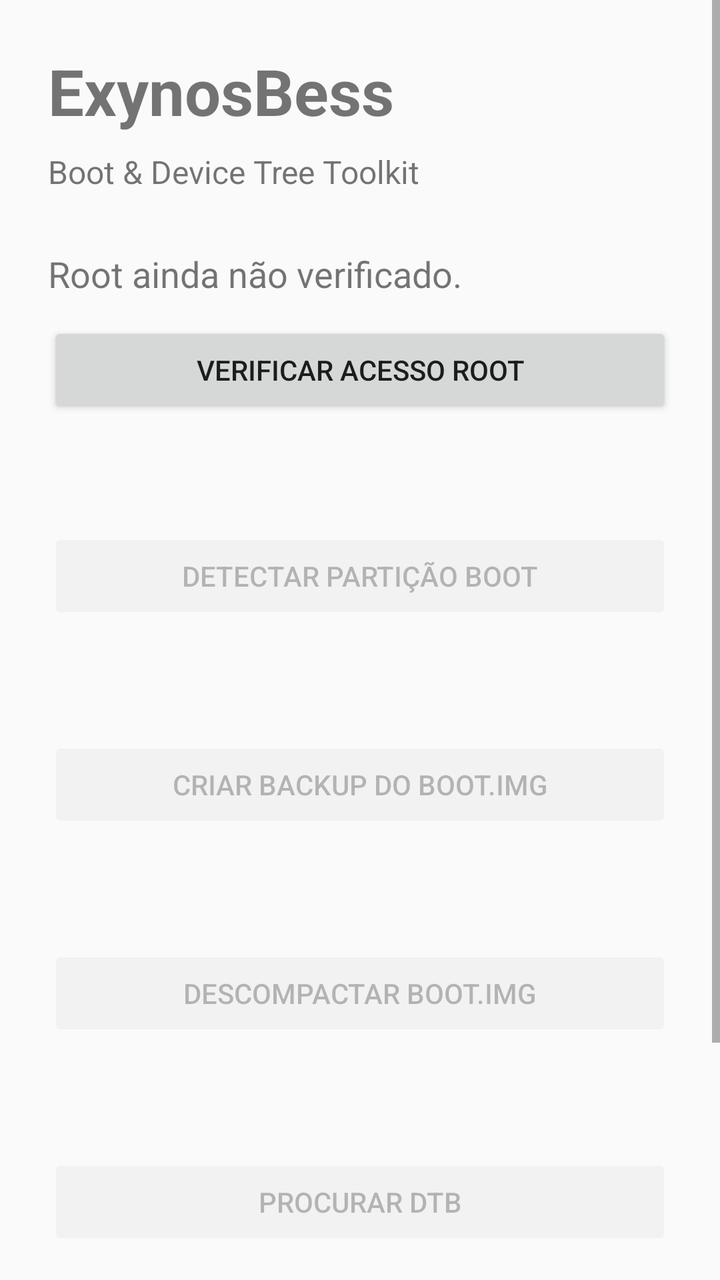
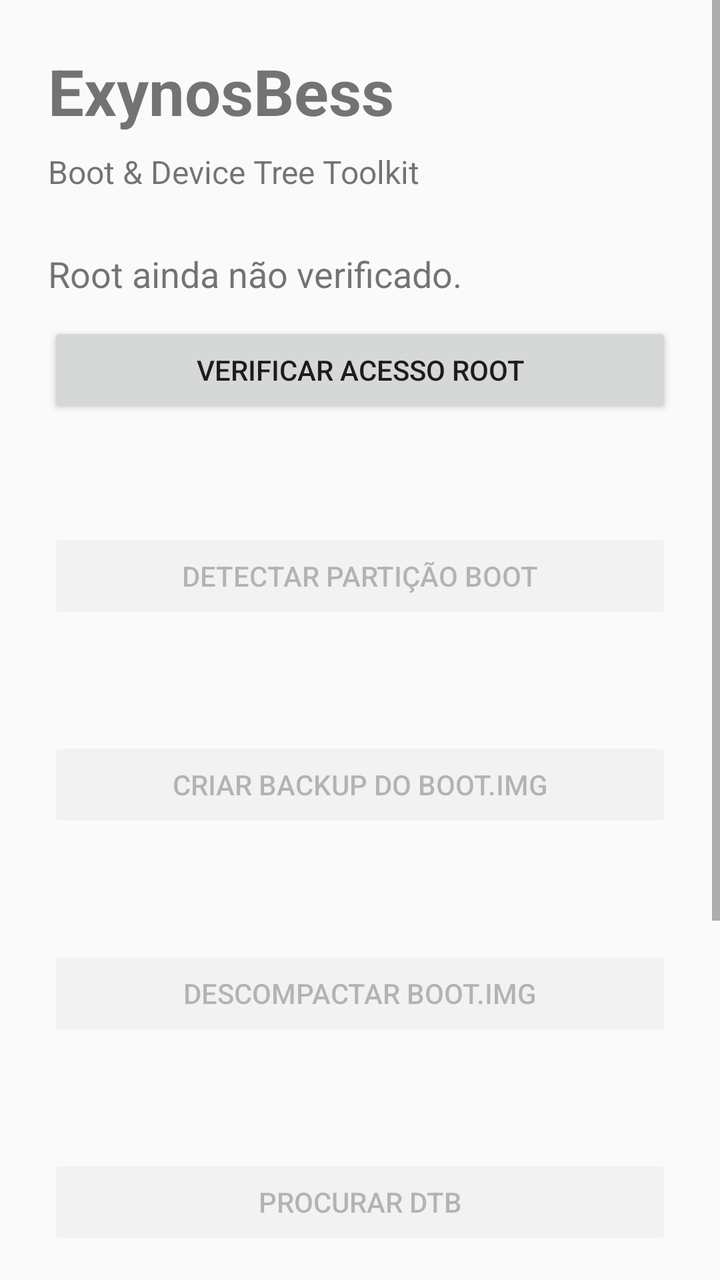

An Android layout rendered at two revisions. The XML below is the earlier revision; the diff shows what the commit changed to produce the second picture.
<!-- AndroidManifest.xml: application theme android:Theme.Material.Light.NoActionBar -->
<!-- res/layout/activity_main.xml -->
<?xml version="1.0" encoding="utf-8"?>
<ScrollView
    xmlns:android="http://schemas.android.com/apk/res/android"
    android:layout_width="match_parent"
    android:layout_height="match_parent">

    <LinearLayout
        android:layout_width="match_parent"
        android:layout_height="wrap_content"
        android:orientation="vertical"
        android:padding="24dp">

        <TextView
            android:id="@+id/title"
            android:layout_width="wrap_content"
            android:layout_height="wrap_content"
            android:text="ExynosBess"
            android:textSize="32sp"
            android:textStyle="bold"
            android:layout_marginBottom="8dp" />

        <TextView
            android:layout_width="wrap_content"
            android:layout_height="wrap_content"
            android:text="Boot &amp; Device Tree Toolkit"
            android:textSize="16sp"
            android:layout_marginBottom="28dp" />

        <TextView
            android:id="@+id/rootStatus"
            android:layout_width="match_parent"
            android:layout_height="wrap_content"
            android:text="Root ainda não verificado."
            android:textSize="18sp"
            android:layout_marginBottom="12dp" />

        <Button
            android:id="@+id/checkRootButton"
            android:layout_width="match_parent"
            android:layout_height="wrap_content"
            android:text="Verificar acesso root" />

        <TextView
            android:id="@+id/rootOutput"
            android:layout_width="match_parent"
            android:layout_height="wrap_content"
            android:text=""
            android:textSize="14sp"
            android:layout_marginTop="12dp"
            android:layout_marginBottom="24dp" />

        <Button
            android:id="@+id/detectBootButton"
            android:layout_width="match_parent"
            android:layout_height="wrap_content"
            android:text="Detectar partição boot"
            android:enabled="false" />

        <TextView
            android:id="@+id/bootStatus"
            android:layout_width="match_parent"
            android:layout_height="wrap_content"
            android:text=""
            android:textSize="15sp"
            android:layout_marginTop="12dp"
            android:layout_marginBottom="24dp" />

        <Button
            android:id="@+id/backupBootButton"
            android:layout_width="match_parent"
            android:layout_height="wrap_content"
            android:text="Criar backup do boot.img"
            android:enabled="false" />

        <TextView
            android:id="@+id/backupStatus"
            android:layout_width="match_parent"
            android:layout_height="wrap_content"
            android:text=""
            android:textSize="15sp"
            android:layout_marginTop="12dp" />

        <Button
            android:id="@+id/unpackBootButton"
            android:layout_width="match_parent"
            android:layout_height="wrap_content"
            android:text="Descompactar boot.img"
            android:enabled="false"
            android:layout_marginTop="24dp" />

        <TextView
            android:id="@+id/unpackStatus"
            android:layout_width="match_parent"
            android:layout_height="wrap_content"
            android:text=""
            android:textSize="15sp"
            android:layout_marginTop="12dp" />


        <Button
            android:id="@+id/scanDtbButton"
            android:layout_width="match_parent"
            android:layout_height="wrap_content"
            android:text="Procurar DTB"
            android:enabled="false"
            android:layout_marginTop="24dp" />

        <TextView
            android:id="@+id/dtbScanStatus"
            android:layout_width="match_parent"
            android:layout_height="wrap_content"
            android:text=""
            android:textSize="15sp"
            android:layout_marginTop="12dp" />


        <Button
            android:id="@+id/extractDtbButton"
            android:layout_width="match_parent"
            android:layout_height="wrap_content"
            android:text="Extrair DTBs"
            android:enabled="false"
            android:layout_marginTop="24dp" />

        <TextView
            android:id="@+id/dtbExtractStatus"
            android:layout_width="match_parent"
            android:layout_height="wrap_content"
            android:text=""
            android:textSize="15sp"
            android:layout_marginTop="12dp" />

    </LinearLayout>

</ScrollView>
<!-- resources referenced by this layout -->
<resources>

</resources>

<!-- the commit's change to res/layout/activity_main.xml (unified diff, before → after) -->
@@ -130,6 +130,23 @@
             android:textSize="15sp"
             android:layout_marginTop="12dp" />
 
+
+        <Button
+            android:id="@+id/decompileDtbButton"
+            android:layout_width="match_parent"
+            android:layout_height="wrap_content"
+            android:text="Converter DTB para DTS"
+            android:enabled="false"
+            android:layout_marginTop="24dp" />
+
+        <TextView
+            android:id="@+id/decompileDtbStatus"
+            android:layout_width="match_parent"
+            android:layout_height="wrap_content"
+            android:text=""
+            android:textSize="15sp"
+            android:layout_marginTop="12dp" />
+
     </LinearLayout>
 
 </ScrollView>
